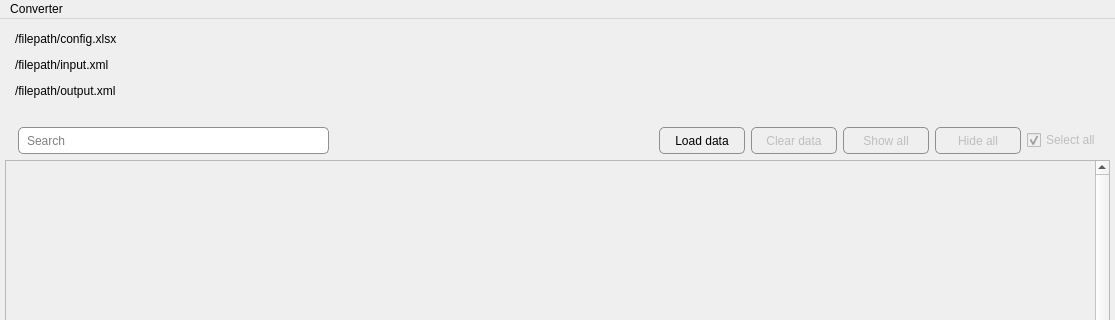
First picture: the form in UiMainWindow.ui, repository bubuding0809/XML-Converter, before the edit; both pictures show x 0 to 1115 and y 0 to 320 of the 1115 by 839 pixel window.
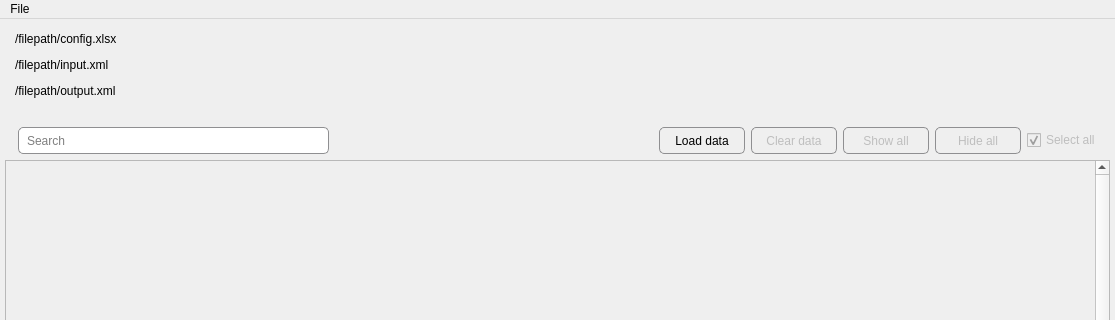
Second picture: the form after the edit. Icons and pictures are not drawn.

Commit message: Added Menu items

```diff
--- a/UiMainWindow.ui
+++ b/UiMainWindow.ui
@@ -989,12 +989,12 @@
      <x>0</x>
      <y>0</y>
      <width>1115</width>
-     <height>26</height>
+     <height>24</height>
     </rect>
    </property>
    <widget class="QMenu" name="menuConverter">
     <property name="title">
-     <string>Converter</string>
+     <string>File</string>
     </property>
    </widget>
    <addaction name="menuConverter"/>
```
Left out of the diff: 50 changed lines with no effect on the pictures. The commit also changes 1 other file.
